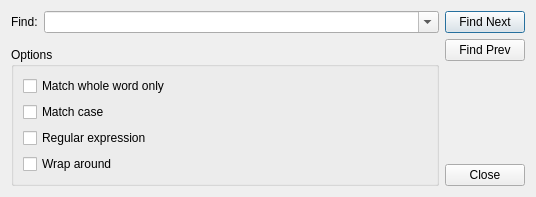
Old version of the form liteidex/src/plugins/codesearch/editorsearchdialog.ui in the repository seanxyh/liteide.
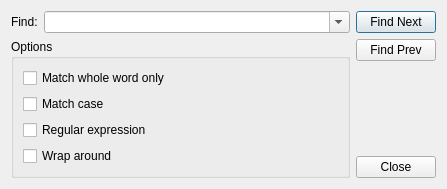
New version of the form.

```diff
--- a/liteidex/src/plugins/codesearch/editorsearchdialog.ui
+++ b/liteidex/src/plugins/codesearch/editorsearchdialog.ui
@@ -6,8 +6,8 @@
    <rect>
     <x>0</x>
     <y>0</y>
-    <width>536</width>
-    <height>197</height>
+    <width>447</width>
+    <height>168</height>
    </rect>
   </property>
   <property name="windowTitle">
```
